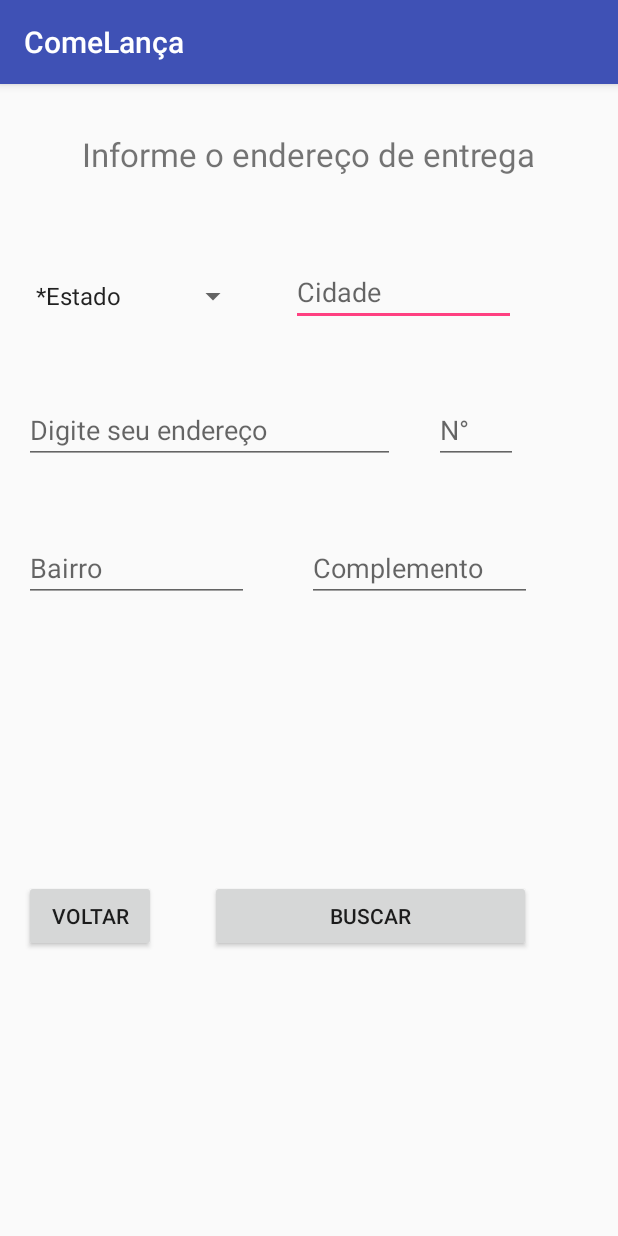
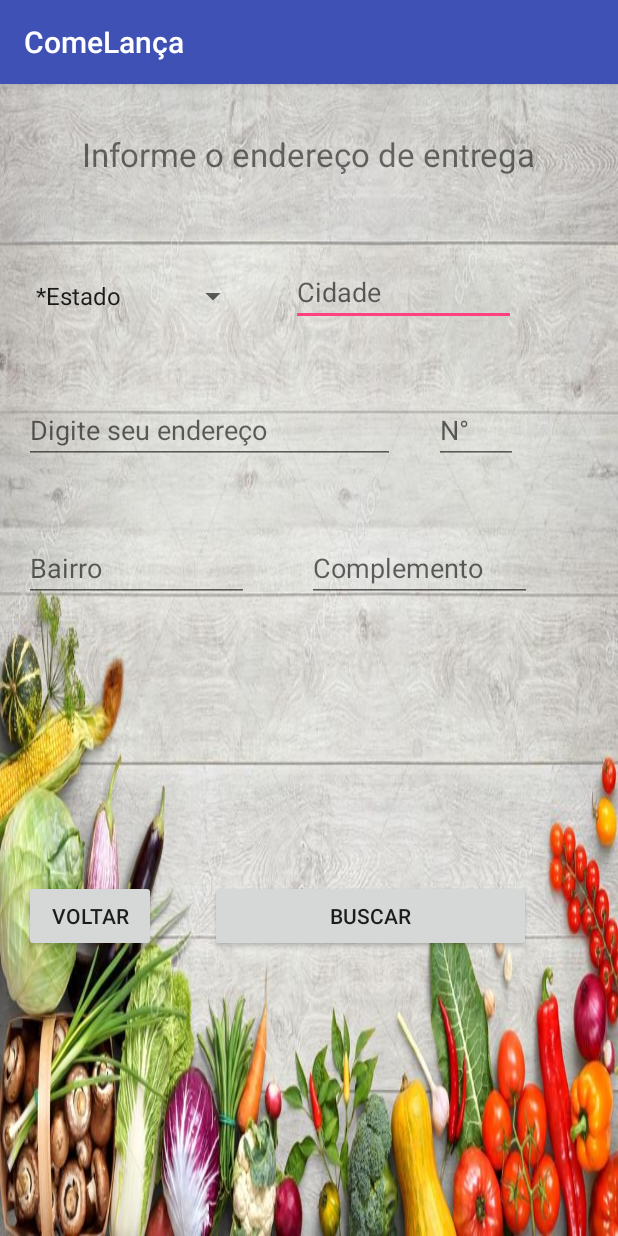
Before and after one commit to jsrrocha/ComelancaV1, an Android app: the AddressActivity screen opened directly, with no data from a screen before it, on a phone screen of 412 x 824 dp. Run offline under Robolectric (Android 15) with nearby library versions, the phone set to English and light mode, and no system bars; network calls fail.

Commit message:
fix sleep and background

```diff
--- a/app/src/main/java/com/example/jessica/comelancav1/MyTask.java
+++ b/app/src/main/java/com/example/jessica/comelancav1/MyTask.java
@@ -33,7 +33,7 @@ public class MyTask extends AsyncTask<Object, Object, String> {
 
             for (int i=0; i<4; i++) {
                 publishProgress();
-                Thread.sleep(1500);
+                Thread.sleep(4000);
             }
 
         } catch (InterruptedException e) {
--- a/app/src/main/res/layout/activity_address.xml
+++ b/app/src/main/res/layout/activity_address.xml
@@ -5,6 +5,7 @@
     android:id="@+id/activity_address"
     android:layout_width="match_parent"
     android:layout_height="match_parent"
+    android:background="@drawable/background1"
     tools:context=".AddressActivity">
 
     <TextView
```
